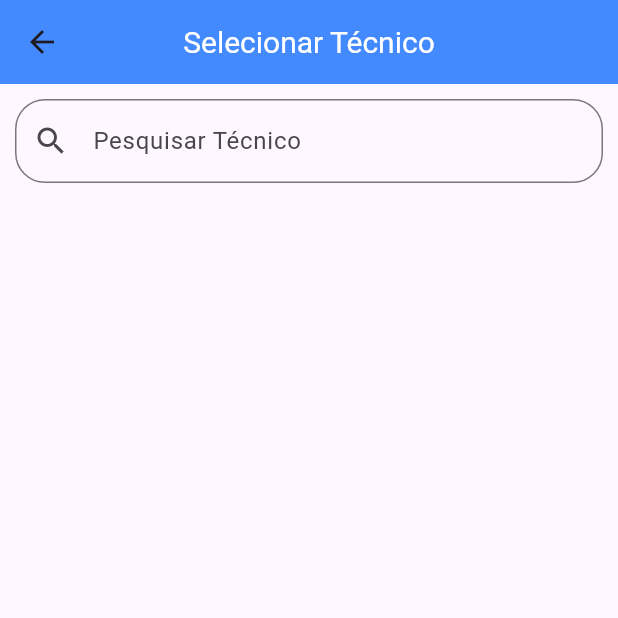
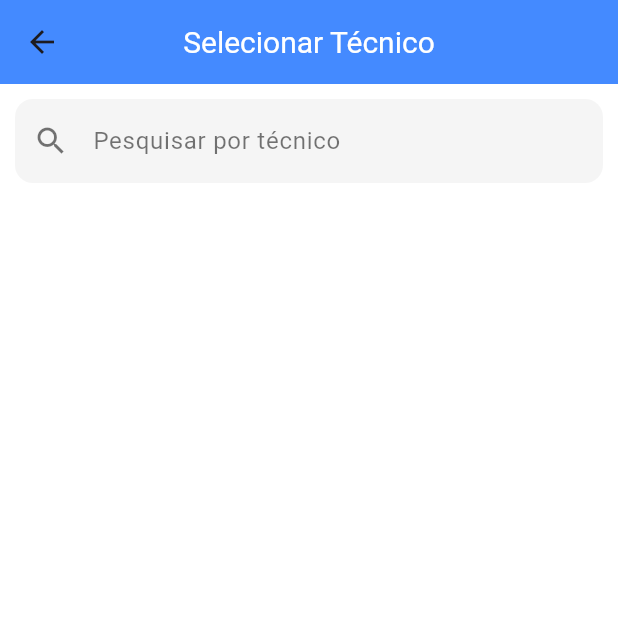
Before and after one commit to Souz4k/Help-Desk, a Flutter app: the SelecionarTecnicoScreen screen opened directly, on a phone screen of 412 x 824 dp, the top half of it. Run offline on Flutter 3.47's test engine with Material 3 defaults, Android fonts, the phone set to English and light mode, and no system bars; our stand-ins replace cloud_firestore, firebase_auth, firebase_core, firebase_storage, geolocator, google_fonts and 3 more; accounts and stored records are empty.

Commit message:
ajustar a cor de fundo das telas de seleção de técnico e detalhes do técnico, além de melhorar a formatação do campo de pesquisa

```diff
--- a/lib/telas/cliente/agendar_horario.dart
+++ b/lib/telas/cliente/agendar_horario.dart
@@ -156,6 +156,7 @@ class _SelecionarTecnicoScreenState extends State<SelecionarTecnicoScreen> {
         centerTitle: true,
         backgroundColor: Colors.blueAccent,
       ),
+      backgroundColor: Colors.white,
       body: Padding(
         padding: const EdgeInsets.all(10.0),
         child: Column(
@@ -163,10 +164,14 @@ class _SelecionarTecnicoScreenState extends State<SelecionarTecnicoScreen> {
             TextField(
               controller: _searchController,
               decoration: InputDecoration(
-                labelText: 'Pesquisar Técnico',
-                prefixIcon: Icon(Icons.search),
+                labelText: 'Pesquisar por técnico',
+                labelStyle: const TextStyle(color: Colors.black54),
+                prefixIcon: const Icon(Icons.search, color: Colors.black54),
+                filled: true,
+                fillColor: Colors.grey[100],
                 border: OutlineInputBorder(
-                  borderRadius: BorderRadius.circular(20),
+                  borderRadius: BorderRadius.circular(12),
+                  borderSide: BorderSide.none,
                 ),
               ),
             ),
@@ -463,6 +468,7 @@ class _DetalhesTecnicoScreenState extends State<DetalhesTecnicoScreen> {
         backgroundColor: Colors.blueAccent,
         centerTitle: true,
       ),
+      backgroundColor: Colors.white,
       body: horarios.isEmpty
           ? Center(
               child: Text(
```
